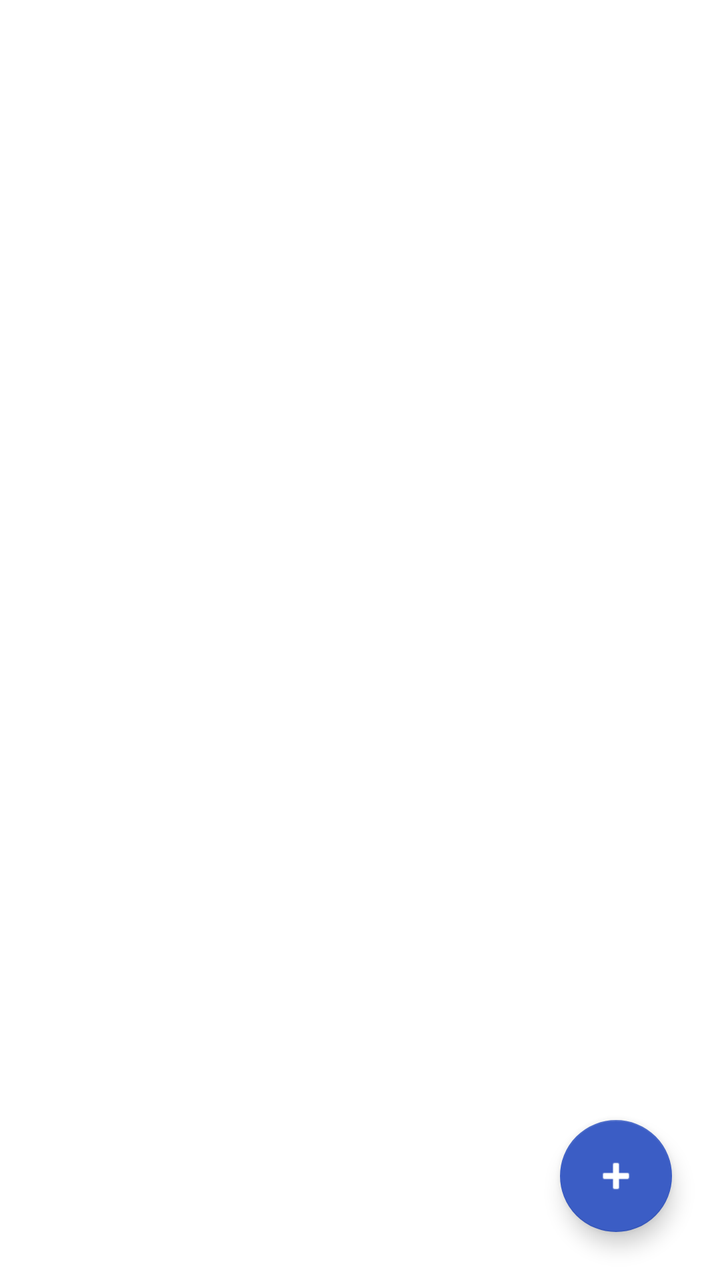
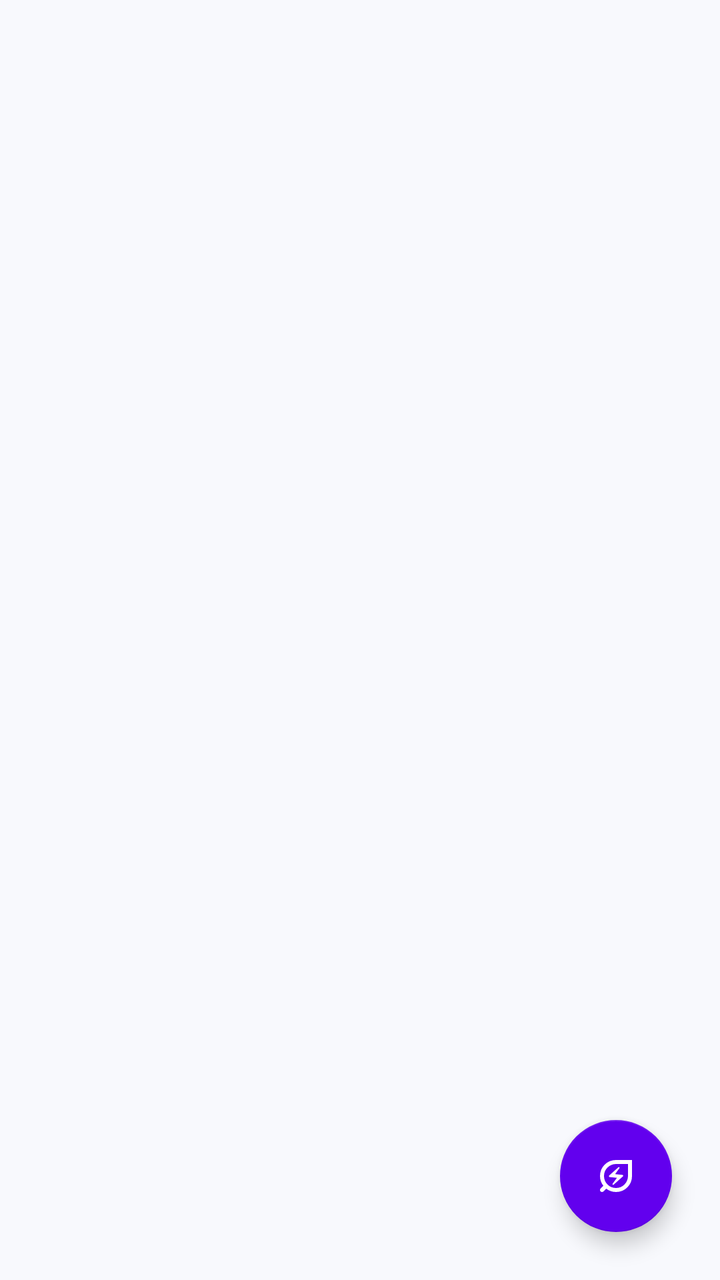

The first picture is an Android layout as it rendered before a commit; the second is the same layout after the commit. The layout source and the unified diff follow.
<!-- AndroidManifest.xml: application theme Theme.ReemaFinal2 -->
<!-- res/layout/fragment_quests.xml -->
<?xml version="1.0" encoding="utf-8"?>
<FrameLayout xmlns:android="http://schemas.android.com/apk/res/android"
    xmlns:app="http://schemas.android.com/apk/res-auto"
    xmlns:tools="http://schemas.android.com/tools"
    android:layout_width="match_parent"
    android:layout_height="match_parent"
    tools:context=".QuestsFragment">

    <ListView
        android:id="@+id/lstQuestsFragment"
        android:layout_width="match_parent"
        android:layout_height="match_parent"
        android:divider="@null"
        android:padding="10dp"
        android:clipToPadding="false"/>

    
    <com.google.android.material.floatingactionbutton.FloatingActionButton
        android:id="@+id/btnAddQuest"
        android:layout_width="wrap_content"
        android:layout_height="wrap_content"
        android:layout_gravity="bottom|end"
        android:layout_margin="24dp"
        android:src="@android:drawable/ic_input_add"
        app:backgroundTint="#3B5DC5"
        app:tint="@android:color/white" />

</FrameLayout>
<!-- resources referenced by this layout -->
<resources>
  <style name="Theme.ReemaFinal2" parent="Base.Theme.ReemaFinal2" />
  <style name="Base.Theme.ReemaFinal2" parent="Theme.MaterialComponents.DayNight.NoActionBar">
          
      </style>
</resources>

<!-- the commit's change to res/layout/fragment_quests.xml (unified diff, before → after) -->
@@ -1,28 +1,208 @@
 <?xml version="1.0" encoding="utf-8"?>
-<FrameLayout xmlns:android="http://schemas.android.com/apk/res/android"
+<androidx.constraintlayout.widget.ConstraintLayout xmlns:android="http://schemas.android.com/apk/res/android"
     xmlns:app="http://schemas.android.com/apk/res-auto"
     xmlns:tools="http://schemas.android.com/tools"
     android:layout_width="match_parent"
     android:layout_height="match_parent"
+    android:background="#F8F9FD"
     tools:context=".QuestsFragment">
 
+    
     <ListView
         android:id="@+id/lstQuestsFragment"
-        android:layout_width="match_parent"
-        android:layout_height="match_parent"
-        android:divider="@null"
-        android:padding="10dp"
-        android:clipToPadding="false"/>
+        android:layout_width="0dp"
+        android:layout_height="0dp"
+        android:divider="@android:color/transparent"
+        android:dividerHeight="12dp"
+        android:padding="16dp"
+        android:clipToPadding="false"
+        app:layout_constraintBottom_toBottomOf="parent"
+        app:layout_constraintEnd_toEndOf="parent"
+        app:layout_constraintStart_toStartOf="parent"
+        app:layout_constraintTop_toTopOf="parent"
+        tools:listitem="@layout/quest_item_layout" />
 
     
     <com.google.android.material.floatingactionbutton.FloatingActionButton
         android:id="@+id/btnAddQuest"
         android:layout_width="wrap_content"
         android:layout_height="wrap_content"
-        android:layout_gravity="bottom|end"
         android:layout_margin="24dp"
-        android:src="@android:drawable/ic_input_add"
-        app:backgroundTint="#3B5DC5"
-        app:tint="@android:color/white" />
-
-</FrameLayout>
+        android:src="@drawable/ic_level"
+        app:tint="@android:color/white"
+        app:backgroundTint="@color/design_default_color_primary"
+        app:layout_constraintBottom_toBottomOf="parent"
+        app:layout_constraintEnd_toEndOf="parent"
+        android:contentDescription="Add Quest" />
+
+</androidx.constraintlayout.widget.ConstraintLayout>
+<!-- res/layout/quest_item_layout.xml (included above) -->
+<?xml version="1.0" encoding="utf-8"?>
+<androidx.cardview.widget.CardView xmlns:android="http://schemas.android.com/apk/res/android"
+    xmlns:app="http://schemas.android.com/apk/res-auto"
+    android:id="@+id/mainCard"
+    android:layout_width="match_parent"
+    android:layout_height="wrap_content"
+    android:layout_marginHorizontal="16dp"
+    android:layout_marginVertical="8dp"
+    app:cardCornerRadius="20dp"
+    app:cardElevation="6dp">
+
+    <LinearLayout
+        android:layout_width="match_parent"
+        android:layout_height="wrap_content"
+        android:background="#FFFFFF"
+        android:orientation="vertical">
+
+        
+        <RelativeLayout
+            android:layout_width="match_parent"
+            android:layout_height="160dp">
+
+            <ImageView
+                android:id="@+id/gameImage"
+                android:layout_width="match_parent"
+                android:layout_height="match_parent"
+                android:scaleType="centerCrop"
+                android:src="@mipmap/bg_sport_gradient_foreground" />
+
+            
+            <View
+                android:layout_width="match_parent"
+                android:layout_height="match_parent"
+                android:background="#22000000" />
+
+            <TextView
+                android:id="@+id/TV_taskType"
+                android:layout_width="wrap_content"
+                android:layout_height="wrap_content"
+                android:layout_alignParentBottom="true"
+                android:layout_margin="16dp"
+                android:layout_marginTop="16dp"
+                android:layout_marginBottom="32dp"
+                android:shadowColor="#000000"
+                android:shadowDx="1"
+                android:shadowDy="1"
+                android:shadowRadius="2"
+                android:text="Fitness Warrior"
+                android:textAllCaps="false"
+                android:textColor="#78C8C8"
+                android:textSize="22sp"
+                android:textStyle="bold" />
+        </RelativeLayout>
+
+        
+        <LinearLayout
+            android:layout_width="match_parent"
+            android:layout_height="wrap_content"
+            android:orientation="vertical"
+            android:padding="20dp">
+
+            <TextView
+                android:id="@+id/TV_gameId"
+                android:layout_width="wrap_content"
+                android:layout_height="wrap_content"
+                android:layout_marginBottom="12dp"
+                android:letterSpacing="0.1"
+                android:text="ID: #1024"
+                android:textColor="#141516"
+                android:textSize="11sp" />
+
+            
+            <LinearLayout
+                android:layout_width="match_parent"
+                android:layout_height="wrap_content"
+                android:orientation="horizontal"
+                android:weightSum="2"
+                android:layout_marginBottom="16dp"
+                android:paddingVertical="8dp"
+                android:background="#F9FAFB">
+
+                <LinearLayout
+                    android:layout_width="0dp"
+                    android:layout_height="wrap_content"
+                    android:layout_weight="1"
+                    android:gravity="center"
+                    android:orientation="vertical">
+
+                    <TextView
+                        android:layout_width="wrap_content"
+                        android:layout_height="wrap_content"
+                        android:text="TIME"
+                        android:textColor="#0D1010"
+                        android:textSize="10sp"
+                        android:textStyle="bold" />
+                    <TextView
+                        android:id="@+id/TV_time"
+                        android:layout_width="wrap_content"
+                        android:layout_height="wrap_content"
+                        android:text="5 min"
+                        android:textStyle="bold"
+                        android:textColor="#2C3E50"
+                        android:textSize="16sp"/>
+                </LinearLayout>
+
+                <View
+                    android:layout_width="1dp"
+                    android:layout_height="match_parent"
+                    android:background="#ECF0F1"/>
+
+                <LinearLayout
+                    android:layout_width="0dp"
+                    android:layout_height="wrap_content"
+                    android:layout_weight="1"
+                    android:gravity="center"
+                    android:orientation="vertical">
+
+                    <TextView
+                        android:layout_width="wrap_content"
+                        android:layout_height="wrap_content"
+                        android:text="REWARD"
+                        android:textColor="#17191A"
+                        android:textSize="10sp"
+                        android:textStyle="bold" />
+                    <TextView
+                        android:id="@+id/TV_score"
+                        android:layout_width="wrap_content"
+                        android:layout_height="wrap_content"
+                        android:text="50 Pts"
+                        android:textStyle="bold"
+                        android:textColor="#E67E22"
+                        android:textSize="16sp"/>
+                </LinearLayout>
+            </LinearLayout>
+
+            <TextView
+                android:layout_width="wrap_content"
+                android:layout_height="wrap_content"
+                android:layout_marginBottom="6dp"
+                android:letterSpacing="0.05"
+                android:text="DAILY CHALLENGES"
+                android:textColor="#212020"
+                android:textSize="10sp"
+                android:textStyle="bold" />
+
+            <TextView
+                android:id="@+id/TV_challenges_list"
+                android:layout_width="match_parent"
+                android:layout_height="wrap_content"
+                android:layout_marginBottom="20dp"
+                android:lineSpacingExtra="5dp"
+                android:text="• 20 Pushups\n• 10 Squats\n• 30s Plank"
+                android:textColor="#710780"
+                android:textSize="14sp" />
+
+            <com.google.android.material.button.MaterialButton
+                android:id="@+id/btnStart"
+                android:layout_width="match_parent"
+                android:layout_height="54dp"
+                android:text="START MISSION"
+                android:textSize="15sp"
+                android:textStyle="bold"
+                app:cornerRadius="15dp"
+                android:backgroundTint="#212466"
+                android:letterSpacing="0.02" />
+
+        </LinearLayout>
+    </LinearLayout>
+</androidx.cardview.widget.CardView>
<!-- resource entries referenced after the edit -->
@@ -1,5 +1,12 @@
 <!-- resources referenced by this layout -->
 <resources>
+  <!-- drawable ic_level (drawable) -->
+  <vector xmlns:android="http://schemas.android.com/apk/res/android" android:height="24dp" android:tint="#000000" android:viewportHeight="960" android:viewportWidth="960" android:width="24dp">
+        
+      <path android:fillColor="@android:color/white" android:pathData="M480,720Q580,720 649,650Q718,580 720,480L720,240L480,240Q380,242 310,311Q240,380 240,480Q240,580 310,650Q380,720 480,720ZM433,653L617,489Q626,481 622,470Q618,459 606,457L462,443L548,324Q551,319 551.5,314.5Q552,310 548,306Q544,301 538,301.5Q532,302 527,306L344,470Q335,478 339,489Q343,500 355,502L499,516L412,635Q409,640 409,644.5Q409,649 413,653Q417,657 422.5,657Q428,657 433,653ZM480,800Q424,800 374.5,782.5Q325,765 284,733L229,788Q223,794 215.5,797Q208,800 200,800Q183,800 171.5,788.5Q160,777 160,760Q160,752 163,744.5Q166,737 172,731L227,676Q195,635 177.5,585.5Q160,536 160,480Q160,346 253,253Q346,160 480,160L800,160L800,480Q800,614 707,707Q614,800 480,800ZM480,480Q480,480 480,480Q480,480 480,480Q480,480 480,480Q480,480 480,480L480,480L480,480Q480,480 480,480Q480,480 480,480Z"/>
+      
+  </vector>
+  <!-- mipmap bg_sport_gradient_foreground: webp bitmap (mipmap-hdpi, 4224 bytes) -->
   <style name="Theme.ReemaFinal2" parent="Base.Theme.ReemaFinal2" />
   <style name="Base.Theme.ReemaFinal2" parent="Theme.MaterialComponents.DayNight.NoActionBar">
           
